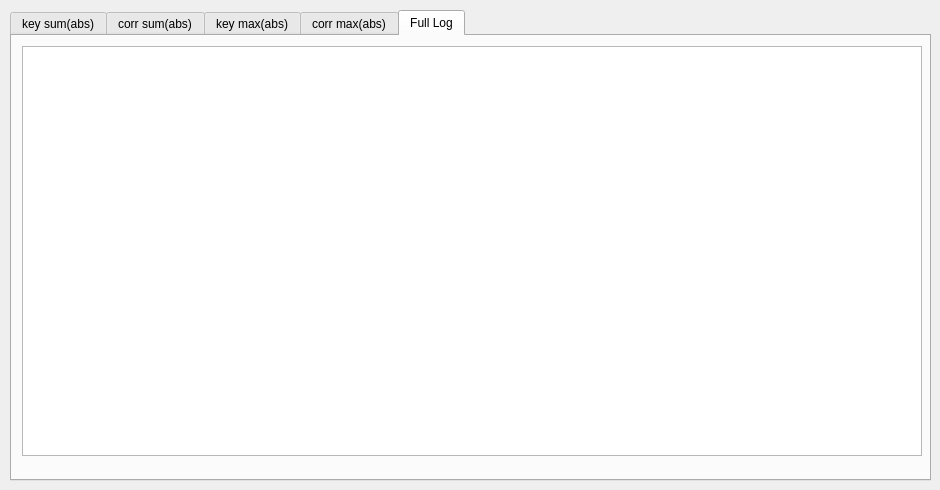
This is attacklog.ui in FdLSifu/qscat as Qt 5 draws it before an edit. The edited form follows.
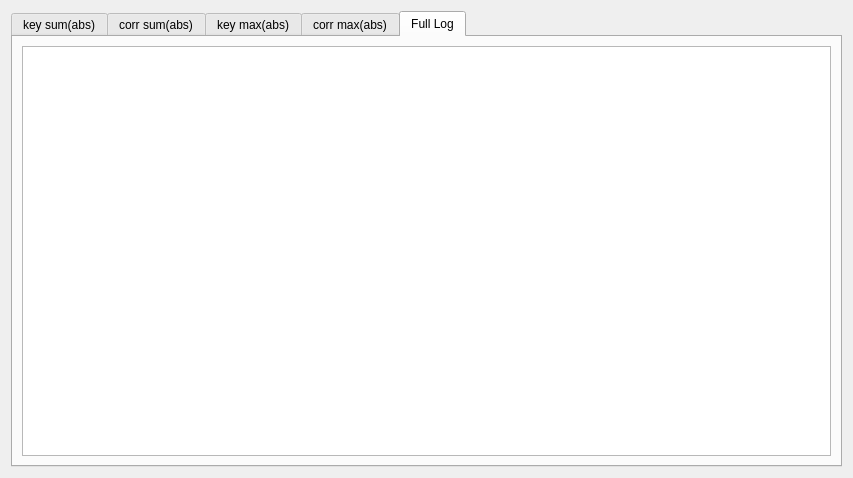
This is the edited form. The open tabs and pages were chosen to show the change.

Commit message: Fixed Attack Log Dynamic Layout

What changed in the file:
```diff
--- a/attacklog.ui
+++ b/attacklog.ui
@@ -6,22 +6,16 @@
    <rect>
     <x>0</x>
     <y>0</y>
-    <width>940</width>
-    <height>490</height>
+    <width>853</width>
+    <height>478</height>
    </rect>
   </property>
   <property name="windowTitle">
    <string>Gimme the k3y \o/</string>
   </property>
+  <layout class="QGridLayout" name="gridLayout">
+   <item row="0" column="0">
   <widget class="QTabWidget" name="tab1">
-   <property name="geometry">
-    <rect>
-     <x>10</x>
-     <y>10</y>
-     <width>921</width>
-     <height>471</height>
-    </rect>
-   </property>
    <property name="currentIndex">
     <number>0</number>
    </property>
@@ -193,18 +187,15 @@
     <attribute name="title">
      <string>Full Log</string>
     </attribute>
-    <widget class="QPlainTextEdit" name="daredevil_log">
-     <property name="geometry">
-      <rect>
-       <x>10</x>
-       <y>10</y>
-       <width>900</width>
-       <height>410</height>
-      </rect>
-     </property>
-    </widget>
-   </widget>
-  </widget>
+      <layout class="QGridLayout" name="gridLayout_6">
+       <item row="0" column="0">
+        <widget class="QPlainTextEdit" name="daredevil_log"/>
+       </item>
+      </layout>
+     </widget>
+    </widget>
+   </item>
+  </layout>
  </widget>
  <resources/>
  <connections/>
```
Left out of the diff: 48 changed lines with no effect on the pictures. Lines whose indentation alone changed are shown as unchanged.
